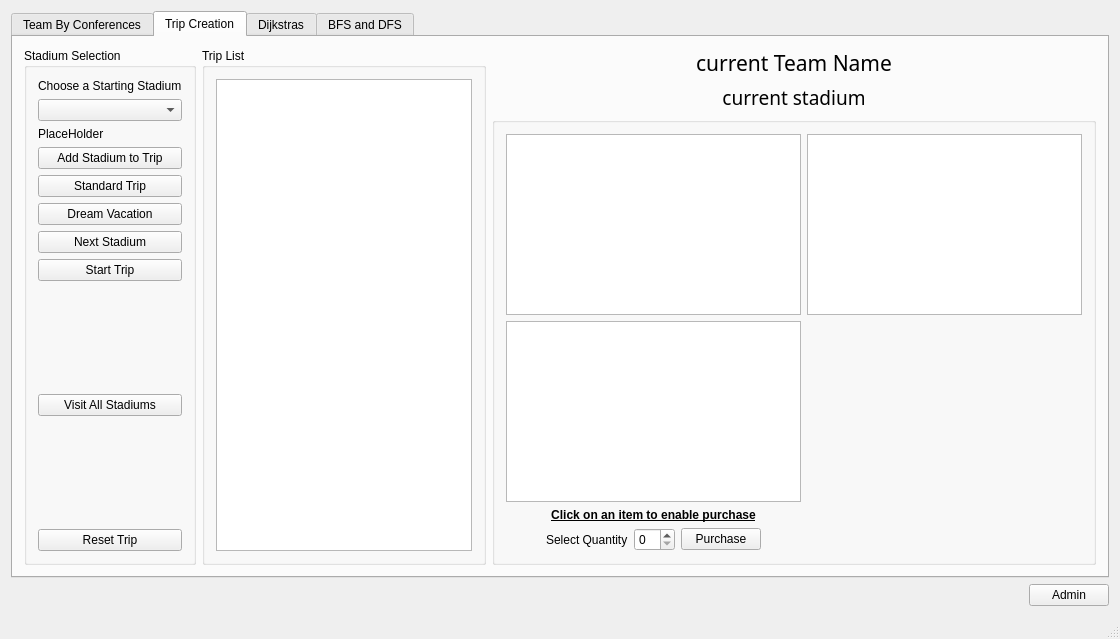
Qt form mainwindow.ui (OneEcho/NFL-Football-Project) before a commit.
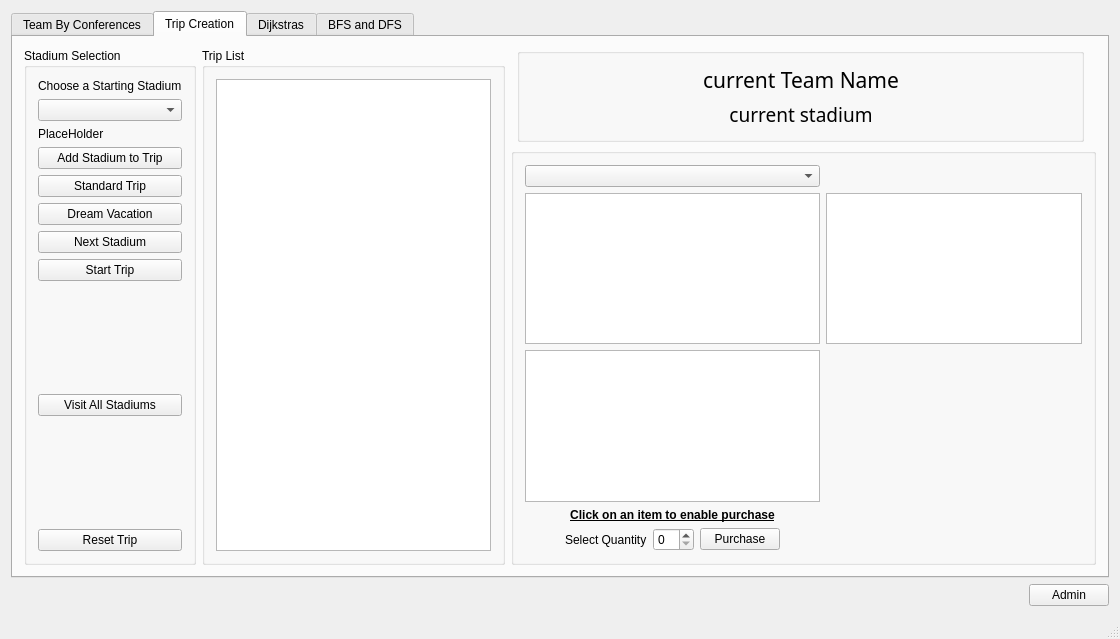
The same form after that commit. The open tabs and pages were chosen to show the change.

```diff
--- a/mainwindow.ui
+++ b/mainwindow.ui
@@ -213,8 +213,8 @@
         <string>Trip Creation</string>
        </attribute>
        <layout class="QGridLayout" name="gridLayout_5">
-        <item row="0" column="2">
-         <spacer name="horizontalSpacer_7">
+        <item row="1" column="3">
+         <spacer name="verticalSpacer_2">
           <property name="orientation">
            <enum>Qt::Horizontal</enum>
           </property>
@@ -226,7 +226,115 @@
           </property>
          </spacer>
         </item>
-        <item row="0" column="0" rowspan="5">
+        <item row="1" column="2" rowspan="3" colspan="4">
+         <widget class="QGroupBox" name="souvGroupBox">
+          <property name="title">
+           <string/>
+          </property>
+          <layout class="QGridLayout" name="gridLayout_9">
+           <item row="1" column="1">
+            <widget class="QTableWidget" name="totalSpentWidget"/>
+           </item>
+           <item row="3" column="0">
+            <widget class="QLabel" name="labelClickSouvenir">
+             <property name="font">
+              <font>
+               <weight>75</weight>
+               <bold>true</bold>
+               <underline>true</underline>
+              </font>
+             </property>
+             <property name="frameShadow">
+              <enum>QFrame::Plain</enum>
+             </property>
+             <property name="text">
+              <string>Click on an item to enable purchase</string>
+             </property>
+             <property name="alignment">
+              <set>Qt::AlignCenter</set>
+             </property>
+            </widget>
+           </item>
+           <item row="2" column="0">
+            <widget class="QTableWidget" name="cartTable"/>
+           </item>
+           <item row="4" column="0">
+            <layout class="QHBoxLayout" name="horizontalLayout_3">
+             <item>
+              <spacer name="horizontalSpacer_10">
+               <property name="orientation">
+                <enum>Qt::Horizontal</enum>
+               </property>
+               <property name="sizeHint" stdset="0">
+                <size>
+                 <width>40</width>
+                 <height>20</height>
+                </size>
+               </property>
+              </spacer>
+             </item>
+             <item>
+              <widget class="QLabel" name="quantityLabel">
+               <property name="text">
+                <string>Select Quantity</string>
+               </property>
+              </widget>
+             </item>
+             <item>
+              <layout class="QVBoxLayout" name="verticalLayout">
+               <item>
+                <widget class="QSpinBox" name="spinBox"/>
+               </item>
+              </layout>
+             </item>
+             <item>
+              <widget class="QPushButton" name="purchaseButton">
+               <property name="text">
+                <string>Purchase</string>
+               </property>
+              </widget>
+             </item>
+             <item>
+              <spacer name="horizontalSpacer_9">
+               <property name="orientation">
+                <enum>Qt::Horizontal</enum>
+               </property>
+               <property name="sizeHint" stdset="0">
+                <size>
+                 <width>40</width>
+                 <height>20</height>
+                </size>
+               </property>
+              </spacer>
+             </item>
+            </layout>
+           </item>
+           <item row="1" column="0">
+            <widget class="QTableView" name="souvenirTable"/>
+           </item>
+           <item row="0" column="0">
+            <widget class="QComboBox" name="metLifeComboBox"/>
+           </item>
+          </layout>
+         </widget>
+        </item>
+        <item row="0" column="1" rowspan="4">
+         <widget class="QGroupBox" name="groupBox_3">
+          <property name="title">
+           <string>Trip List</string>
+          </property>
+          <layout class="QGridLayout" name="gridLayout_4">
+           <item row="0" column="0">
+            <widget class="QTableView" name="tripTableView">
+             <property name="editTriggers">
+              <set>QAbstractItemView::NoEditTriggers</set>
+             </property>
+            </widget>
+           </item>
+          </layout>
+         </widget>
+        </item>
+        <item row="0" column="0" rowspan="4">
          <widget class="QGroupBox" name="groupBox_2">
           <property name="title">
            <string>Stadium Selection</string>
@@ -327,144 +435,67 @@
           </layout>
          </widget>
         </item>
-        <item row="0" column="1" rowspan="5">
-         <widget class="QGroupBox" name="groupBox_3">
-          <property name="title">
-           <string>Trip List</string>
-          </property>
-          <layout class="QGridLayout" name="gridLayout_4">
-           <item row="0" column="0">
-            <widget class="QTableView" name="tripTableView">
-             <property name="editTriggers">
-              <set>QAbstractItemView::NoEditTriggers</set>
-             </property>
-            </widget>
-           </item>
-          </layout>
-         </widget>
-        </item>
-        <item row="0" column="4">
-         <spacer name="horizontalSpacer_6">
-          <property name="orientation">
-           <enum>Qt::Horizontal</enum>
-          </property>
-          <property name="sizeHint" stdset="0">
-           <size>
-            <width>40</width>
-            <height>20</height>
-           </size>
-          </property>
-         </spacer>
-        </item>
         <item row="0" column="3">
-         <widget class="QLabel" name="currentCollegeLabel">
-          <property name="font">
-           <font>
-            <family>Copperplate Gothic Bold</family>
-            <pointsize>16</pointsize>
-           </font>
-          </property>
-          <property name="text">
-           <string>current Team Name</string>
-          </property>
-          <property name="alignment">
-           <set>Qt::AlignCenter</set>
-          </property>
-         </widget>
-        </item>
-        <item row="2" column="3">
-         <spacer name="verticalSpacer_2">
-          <property name="orientation">
-           <enum>Qt::Vertical</enum>
-          </property>
-          <property name="sizeHint" stdset="0">
-           <size>
-            <width>20</width>
-            <height>40</height>
-           </size>
-          </property>
-         </spacer>
-        </item>
-        <item row="2" column="2" rowspan="3" colspan="3">
-         <widget class="QGroupBox" name="souvGroupBox">
+         <widget class="QGroupBox" name="groupBox_5">
           <property name="title">
            <string/>
           </property>
-          <layout class="QGridLayout" name="gridLayout_9">
+          <layout class="QGridLayout" name="gridLayout_11">
            <item row="1" column="0">
-            <widget class="QTableView" name="souvenirTable"/>
+            <spacer name="horizontalSpacer_7">
+             <property name="orientation">
+              <enum>Qt::Horizontal</enum>
+             </property>
+             <property name="sizeHint" stdset="0">
+              <size>
+               <width>40</width>
+               <height>20</height>
+              </size>
+             </property>
+            </spacer>
            </item>
-           <item row="4" column="0">
-            <layout class="QHBoxLayout" name="horizontalLayout_3">
-             <item>
-              <spacer name="horizontalSpacer_10">
-               <property name="orientation">
-                <enum>Qt::Horizontal</enum>
-               </property>
-               <property name="sizeHint" stdset="0">
-                <size>
-                 <width>40</width>
-                 <height>20</height>
-                </size>
-               </property>
-              </spacer>
-             </item>
-             <item>
-              <widget class="QLabel" name="quantityLabel">
-               <property name="text">
-                <string>Select Quantity</string>
-               </property>
-              </widget>
-             </item>
-             <item>
-              <layout class="QVBoxLayout" name="verticalLayout">
-               <item>
-                <widget class="QSpinBox" name="spinBox"/>
-               </item>
-              </layout>
-             </item>
-             <item>
-              <widget class="QPushButton" name="purchaseButton">
-               <property name="text">
-                <string>Purchase</string>
-               </property>
-              </widget>
-             </item>
-             <item>
-              <spacer name="horizontalSpacer_9">
-               <property name="orientation">
-                <enum>Qt::Horizontal</enum>
-               </property>
-               <property name="sizeHint" stdset="0">
-                <size>
-                 <width>40</width>
-                 <height>20</height>
-                </size>
-               </property>
-              </spacer>
-             </item>
-            </layout>
+           <item row="1" column="3">
+            <spacer name="teamNameLabelSpacer1">
+             <property name="orientation">
+              <enum>Qt::Horizontal</enum>
+             </property>
+             <property name="sizeHint" stdset="0">
+              <size>
+               <width>40</width>
+               <height>20</height>
+              </size>
+             </property>
+            </spacer>
            </item>
            <item row="1" column="1">
-            <widget class="QTableWidget" name="totalSpentWidget"/>
+            <widget class="QLabel" name="currentCollegeLabel">
+             <property name="font">
+              <font>
+               <family>Copperplate Gothic Bold</family>
+               <pointsize>16</pointsize>
+              </font>
+             </property>
+             <property name="text">
+              <string>current Team Name</string>
+             </property>
+             <property name="alignment">
+              <set>Qt::AlignCenter</set>
+             </property>
+            </widget>
            </item>
-           <item row="2" column="0">
-            <widget class="QTableWidget" name="cartTable"/>
-           </item>
-           <item row="3" column="0">
-            <widget class="QLabel" name="labelClickSouvenir">
+           <item row="2" column="1">
+            <widget class="QLabel" name="currentStadiumLabel">
              <property name="font">
               <font>
-               <weight>75</weight>
-               <bold>true</bold>
-               <underline>true</underline>
+               <family>Copperplate Gothic Bold</family>
+               <pointsize>14</pointsize>
               </font>
              </property>
-             <property name="frameShadow">
-              <enum>QFrame::Plain</enum>
+             <property name="toolTip">
+              <UInt>0</UInt>
              </property>
              <property name="text">
-              <string>Click on an item to enable purchase</string>
+              <string>current stadium</string>
              </property>
              <property name="alignment">
               <set>Qt::AlignCenter</set>
@@ -472,25 +503,11 @@
             </widget>
            </item>
           </layout>
-         </widget>
-        </item>
-        <item row="1" column="3">
-         <widget class="QLabel" name="currentStadiumLabel">
-          <property name="font">
-           <font>
-            <family>Copperplate Gothic Bold</family>
-            <pointsize>14</pointsize>
-           </font>
-          </property>
-          <property name="toolTip">
-           <UInt>0</UInt>
-          </property>
-          <property name="text">
-           <string>current stadium</string>
-          </property>
-          <property name="alignment">
-           <set>Qt::AlignCenter</set>
-          </property>
+          <zorder>currentCollegeLabel</zorder>
+          <zorder>currentStadiumLabel</zorder>
+          <zorder>currentStadiumLabel</zorder>
+          <zorder>teamNameLabelSpacer1</zorder>
+          <zorder>horizontalSpacer_7</zorder>
          </widget>
         </item>
        </layout>
```
Left out of the diff: 58 changed lines with no effect on the pictures.
